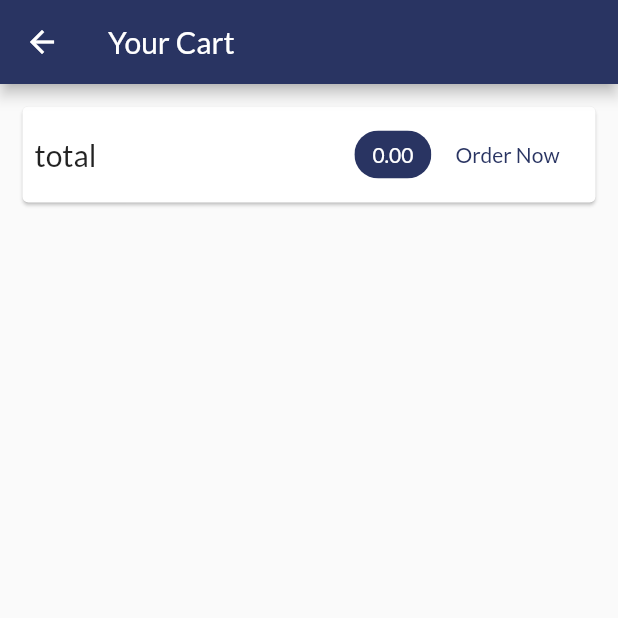
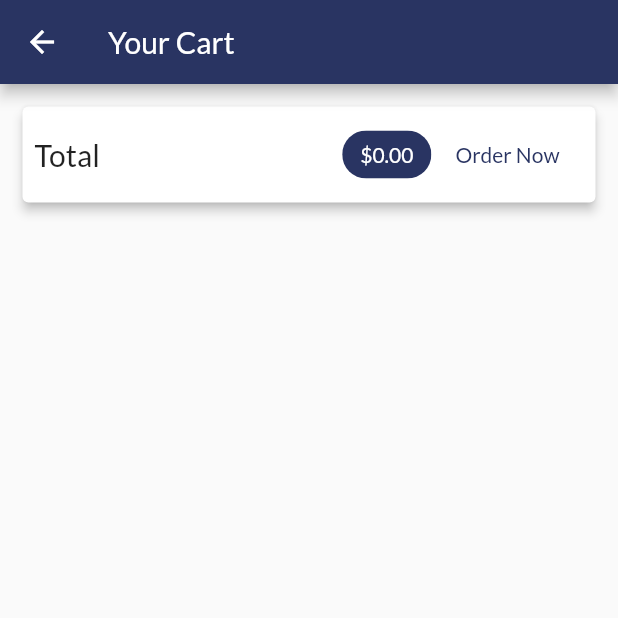
Before and after one commit to raselhossen125/shop_app, a Flutter app: the CartScreen screen opened by its route, on a phone screen of 412 x 824 dp, the top half of it. Run offline on Flutter 3.47's test engine with Material 2 defaults, Android fonts, the phone set to English and light mode, and no system bars; network calls fail.

Commit message:
cartItem compleate

```diff
--- a/lib/main.dart
+++ b/lib/main.dart
@@ -44,6 +44,7 @@ class MyApp extends StatelessWidget {
         title: 'MyShop',
         theme: ThemeData(
             primarySwatch: pokeballRed,
+            errorColor: Colors.red,
             accentColor: Colors.deepOrange,
             fontFamily: "Lato"),
         routes: {
--- a/lib/providers/cart.dart
+++ b/lib/providers/cart.dart
@@ -62,4 +62,9 @@ class Cart with ChangeNotifier {
     }
     notifyListeners();
   }
+
+  void removeItem(String productId) {
+    _items!.remove(productId);
+    notifyListeners();
+  }
 }
--- a/lib/providers/products.dart
+++ b/lib/providers/products.dart
@@ -10,7 +10,7 @@ class Products with ChangeNotifier{
       id: 'p1',
       title: 'Red Shirt',
       description: 'A red shirt - it is pretty red!',
-      price: 29.99,
+      price: 29.993,
       imageUrl:
           'https://cdn.pixabay.com/photo/2016/10/02/22/17/red-t-shirt-1710578_1280.jpg',
     ),
--- a/lib/screens/cart_screen.dart
+++ b/lib/screens/cart_screen.dart
@@ -3,7 +3,8 @@
 import 'package:flutter/material.dart';
 import 'package:provider/provider.dart';
 
-import '../providers/cart.dart';
+import '../providers/cart.dart' show Cart;
+import '../widgets/cart_item.dart';
 
 class CartScreen extends StatelessWidget {
   static const routeName = '/cart_screen';
@@ -18,6 +19,7 @@ class CartScreen extends StatelessWidget {
       body: Column(
         children: [
           Card(
+            elevation: 3,
             margin: EdgeInsets.all(15),
             child: Padding(
               padding: EdgeInsets.all(8),
@@ -25,16 +27,17 @@ class CartScreen extends StatelessWidget {
                 mainAxisAlignment: MainAxisAlignment.spaceBetween,
                 children: [
                   Text(
-                    "total",
+                    "Total",
                     style: TextStyle(fontSize: 20),
                   ),
                   Spacer(),
                   Chip(
-                      label: Text(
-                        "${cartData.totalAmount.toStringAsFixed(2)}",
-                        style: TextStyle(color: Colors.white),
-                      ),
-                      backgroundColor: Theme.of(context).primaryColor),
+                    label: Text(
+                      "\$${cartData.totalAmount.toStringAsFixed(2)}",
+                      style: TextStyle(color: Colors.white),
+                    ),
+                    backgroundColor: Theme.of(context).primaryColor,
+                  ),
                   FlatButton(
                     onPressed: () {},
                     child: Text(
@@ -45,7 +48,19 @@ class CartScreen extends StatelessWidget {
                 ],
               ),
             ),
-          )
+          ),
+          Expanded(
+            child: ListView.builder(
+              itemCount: cartData.items.length,
+              itemBuilder: (ctx, index) => CartItem(
+                cartData.items.values.toList()[index].id,
+                cartData.items.keys.toList()[index],
+                cartData.items.values.toList()[index].title,
+                cartData.items.values.toList()[index].quantity,
+                cartData.items.values.toList()[index].price,
+              ),
+            ),
+          ),
         ],
       ),
     );
--- a/lib/widgets/badge.dart
+++ b/lib/widgets/badge.dart
@@ -15,13 +15,11 @@ class Badge extends StatelessWidget {
   final Color color;
 
   Badge({
-    // Key? key,
+    Key? key,
     required this.child,
     required this.value,
     required this.color
-  })
-  //  : super(key: key)
-   ;
+  }) : super(key: key);
 
   @override
   Widget build(BuildContext context) {
```
Also changed, not shown: lib/widgets/cart_item.dart (added, +62 -0 lines).
